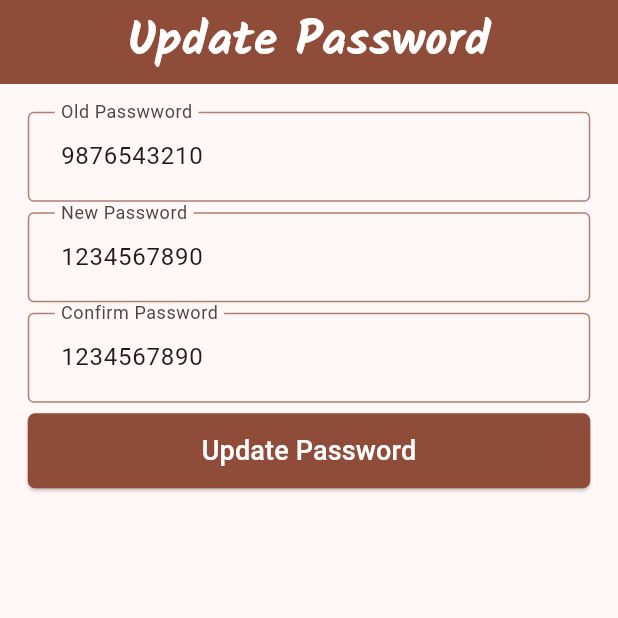
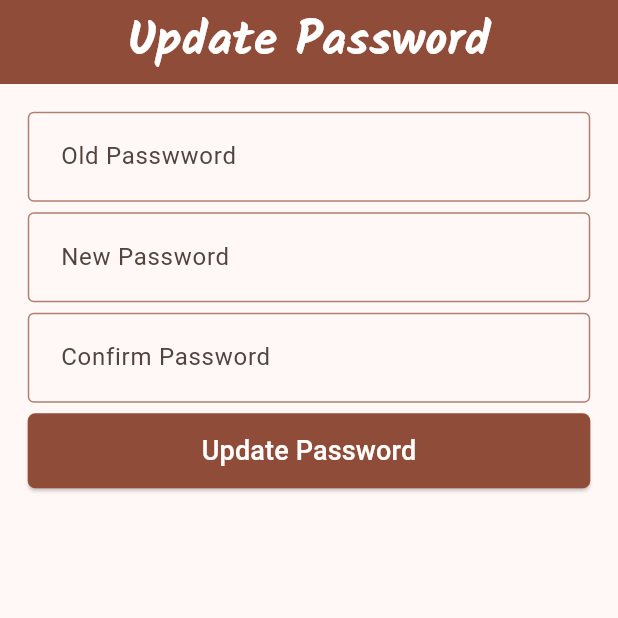
Before and after one commit to vi5hnuu/bhakti_bhoomi__android, a Flutter app: the UpdatePasswordScreen screen opened by its route, on a phone screen of 412 x 824 dp, the top half of it. Run offline on Flutter 3.47's test engine with Material 3 defaults, Android fonts, the phone set to English and light mode, and no system bars; our stand-ins replace bloc, dio, equatable, flutter_bloc, flutter_secure_storage, flutter_spinkit and 2 more; accounts and stored records are empty.

Commit message:
design completed

```diff
--- a/lib/pages/auth/LoginScreen.dart
+++ b/lib/pages/auth/LoginScreen.dart
@@ -21,8 +21,8 @@ class LoginScreen extends StatefulWidget {
 class _LoginScreenState extends State<LoginScreen> {
   final CancelToken cancelToken = CancelToken();
   final formKey = GlobalKey<FormState>(debugLabel: 'loginForm');
-  final TextEditingController usernameEmailController = TextEditingController(text: 'vishnuk');
-  final TextEditingController passwordController = TextEditingController(text: '1234567890');
+  final TextEditingController usernameEmailController = TextEditingController(text: '');
+  final TextEditingController passwordController = TextEditingController(text: '');
 
   @override
   Widget build(BuildContext context) {
--- a/lib/pages/auth/UpdatePasswordScreen.dart
+++ b/lib/pages/auth/UpdatePasswordScreen.dart
@@ -18,9 +18,9 @@ class UpdatePasswordScreen extends StatefulWidget {
 class _UpdatePasswordScreenState extends State<UpdatePasswordScreen> {
   final formKey = GlobalKey<FormState>(debugLabel: 'updatePassword');
 
-  final TextEditingController oldPasswordCntrl = TextEditingController(text: '9876543210');
-  final TextEditingController newPasswordCntrl = TextEditingController(text: '1234567890');
-  final TextEditingController confirmPasswordCntrl = TextEditingController(text: '1234567890');
+  final TextEditingController oldPasswordCntrl = TextEditingController(text: '');
+  final TextEditingController newPasswordCntrl = TextEditingController(text: '');
+  final TextEditingController confirmPasswordCntrl = TextEditingController(text: '');
   final CancelToken cancelToken = CancelToken();
 
   @override
```
